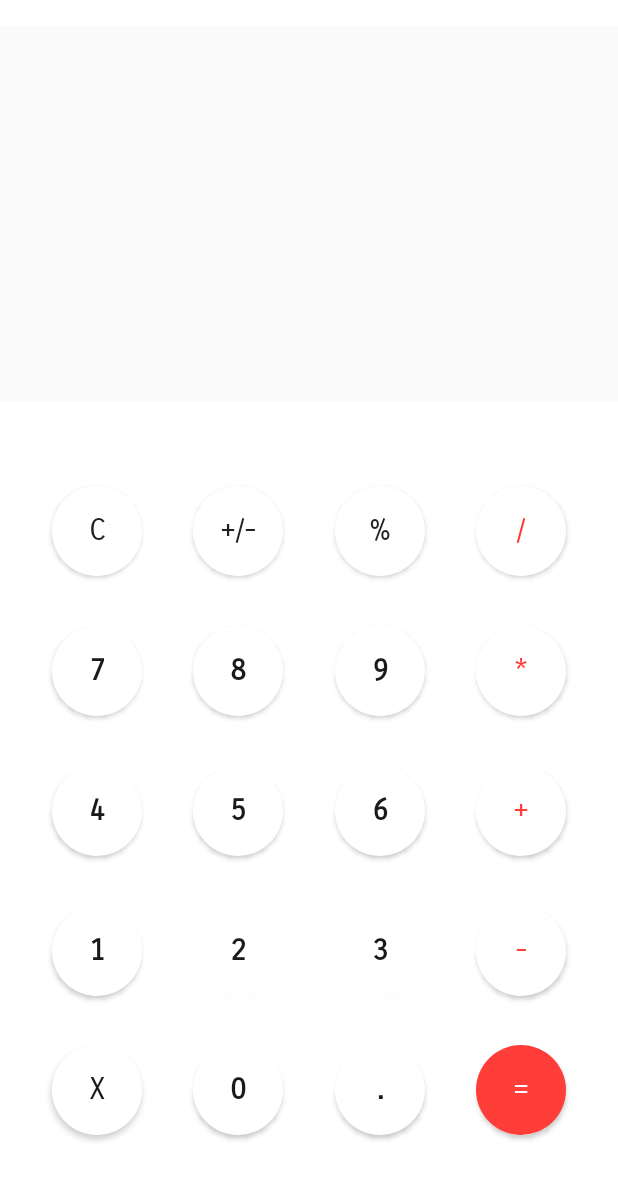
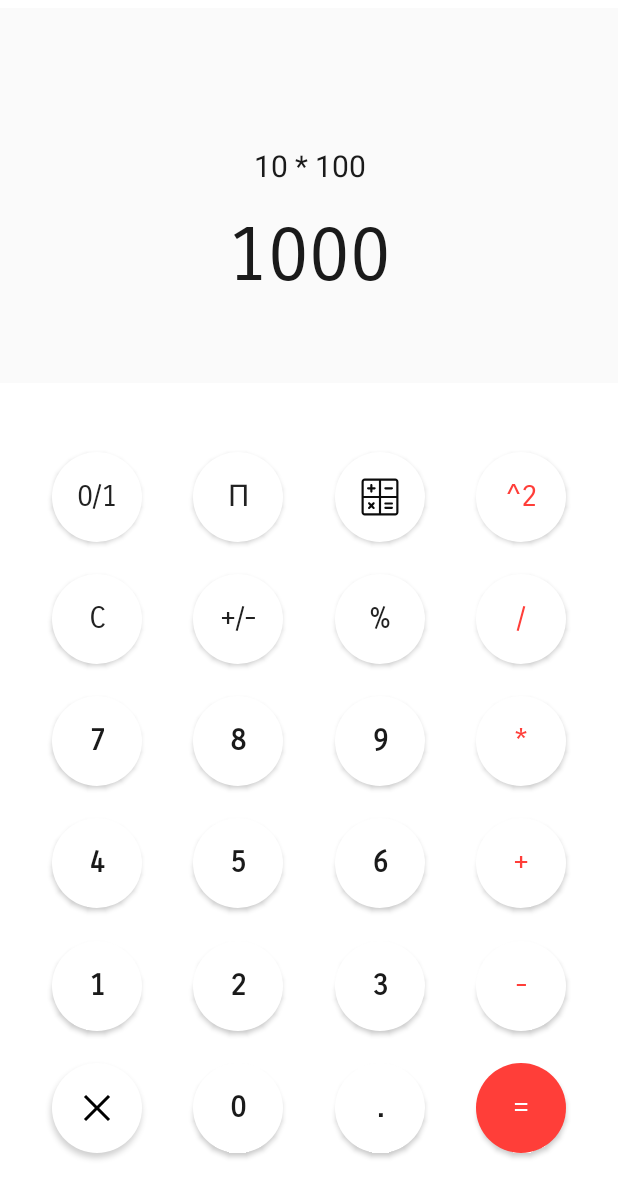
Before and after one commit to Shahad-Kadhim/Calculator-, an Android app: the layout activity_main.xml on its own in the app's theme, with its tools: preview values and no code run, on a phone screen of 412 x 824 dp. Shown: the top 1199 px of the screen. Run offline under Robolectric (Android 15) with nearby library versions, the phone set to English and light mode, and no system bars.

Commit message:
improve design

```diff
--- a/app/src/main/java/com/example/week9/MainActivity.kt
+++ b/app/src/main/java/com/example/week9/MainActivity.kt
@@ -12,13 +12,13 @@ import androidx.core.content.ContextCompat
 import com.example.week9.databinding.ActivityMainBinding
 
 class MainActivity : AppCompatActivity() {
-     var counnter=0
     lateinit var binding: ActivityMainBinding
     override fun onCreate(savedInstanceState: Bundle?) {
         super.onCreate(savedInstanceState)
         binding= ActivityMainBinding.inflate(layoutInflater)
         setContentView(binding.root)
         callback()
+
     }
 
 
--- /dev/null
+++ b/app/src/main/res/drawable/ic_calculator__2_.xml
@@ -0,0 +1,10 @@
+<vector android:alpha="0.95" android:height="512dp"
+    android:viewportHeight="512" android:viewportWidth="512"
+    android:width="512dp" xmlns:android="http://schemas.android.com/apk/res/android">
+    <path android:fillColor="#000000" android:pathData="m342.51,151.04l-173.02,0c-10.173,0 -18.45,8.277 -18.45,18.45l0,173.02c0,10.173 8.277,18.45 18.45,18.45l173.02,0c10.173,0 18.45,-8.277 18.45,-18.45l0,-173.02c0,-10.173 -8.277,-18.45 -18.45,-18.45zM348.66,169.49l0,80.36l-86.51,0l0,-86.51l80.36,0c3.391,0 6.15,2.759 6.15,6.15zM169.49,163.34l80.36,0l0,86.51l-86.51,0l0,-80.36c0,-3.391 2.759,-6.15 6.15,-6.15zM163.34,342.51l0,-80.36l86.51,0l0,86.51l-80.36,0c-3.391,0 -6.15,-2.759 -6.15,-6.15zM342.51,348.66l-80.36,0l0,-86.51l86.51,0l0,80.36c0,3.391 -2.759,6.15 -6.15,6.15z"/>
+    <path android:fillColor="#000000" android:pathData="m188.35,212.95l12.3,0l0,12.3c0,3.396 2.754,6.15 6.15,6.15s6.15,-2.754 6.15,-6.15l0,-12.3l12.3,0c3.396,0 6.15,-2.754 6.15,-6.15s-2.754,-6.15 -6.15,-6.15l-12.3,0l0,-12.3c0,-3.396 -2.754,-6.15 -6.15,-6.15s-6.15,2.754 -6.15,6.15l0,12.3l-12.3,0c-3.396,0 -6.15,2.754 -6.15,6.15s2.754,6.15 6.15,6.15z"/>
+    <path android:fillColor="#000000" android:pathData="m215.497,305.2 l8.697,-8.697c2.402,-2.402 2.402,-6.296 0,-8.697 -2.401,-2.401 -6.296,-2.401 -8.697,0l-8.697,8.697 -8.697,-8.697c-2.401,-2.401 -6.296,-2.401 -8.697,0 -2.402,2.402 -2.402,6.296 0,8.697l8.697,8.697 -8.697,8.697c-2.402,2.402 -2.402,6.296 0,8.697s6.296,2.402 8.697,0l8.697,-8.697 8.697,8.697c2.402,2.402 6.296,2.402 8.697,0s2.402,-6.296 0,-8.697z"/>
+    <path android:fillColor="#000000" android:pathData="m323.65,286.75l-36.9,0c-3.396,0 -6.15,2.754 -6.15,6.15s2.754,6.15 6.15,6.15l36.9,0c3.396,0 6.15,-2.754 6.15,-6.15s-2.754,-6.15 -6.15,-6.15z"/>
+    <path android:fillColor="#000000" android:pathData="m323.65,311.35l-36.9,0c-3.396,0 -6.15,2.754 -6.15,6.15s2.754,6.15 6.15,6.15l36.9,0c3.396,0 6.15,-2.754 6.15,-6.15s-2.754,-6.15 -6.15,-6.15z"/>
+    <path android:fillColor="#000000" android:pathData="m286.75,212.95l36.9,0c3.396,0 6.15,-2.754 6.15,-6.15s-2.754,-6.15 -6.15,-6.15l-36.9,0c-3.396,0 -6.15,2.754 -6.15,6.15s2.754,6.15 6.15,6.15z"/>
+</vector>
--- /dev/null
+++ b/app/src/main/res/drawable/ic_icons8_delete__2_.xml
@@ -0,0 +1,16 @@
+<vector xmlns:android="http://schemas.android.com/apk/res/android"
+    android:width="24dp"
+    android:height="24dp"
+    android:viewportWidth="24"
+    android:viewportHeight="24">
+  <path
+      android:pathData="M12,12.1211C11.9336,12.1211 11.8789,12.0664 11.8789,12C11.8789,11.9336 11.9336,11.8789 12,11.8789C12.0664,11.8789 12.1211,11.9336 12.1211,12C12.1211,12.0664 12.0664,12.1211 12,12.1211ZM12,12.1211"
+      android:fillColor="#CCCCCC"
+      android:fillType="nonZero"
+      android:strokeColor="#00000000"/>
+  <path
+      android:pathData="M9.082,8.5156L8.5156,9.082L11.4336,12L8.5156,14.918L9.082,15.4844L12,12.5664L14.918,15.4844L15.4844,14.918L12.5664,12L15.4844,9.082L14.918,8.5156L12,11.4336ZM9.082,8.5156"
+      android:fillColor="#000000"
+      android:fillType="nonZero"
+      android:strokeColor="#00000000"/>
+</vector>
--- a/app/src/main/res/layout-land/activity_main.xml
+++ /dev/null
@@ -1,92 +0,0 @@
-<?xml version="1.0" encoding="utf-8"?>
-<androidx.constraintlayout.widget.ConstraintLayout xmlns:android="http://schemas.android.com/apk/res/android"
-    xmlns:app="http://schemas.android.com/apk/res-auto"
-    xmlns:tools="http://schemas.android.com/tools"
-    android:layout_width="match_parent"
-    android:layout_height="match_parent"
-    tools:context=".MainActivity">
-
-    <View
-        android:id="@+id/view"
-        android:layout_width="match_parent"
-        android:layout_height="150dp"
-        android:background="#fafafa"
-        app:layout_constraintEnd_toEndOf="parent"
-        app:layout_constraintStart_toStartOf="parent"
-        app:layout_constraintTop_toTopOf="parent" />
-<TextView
-    android:id="@+id/equation"
-    android:layout_width="wrap_content"
-    android:layout_height="wrap_content"
-    app:layout_constraintTop_toTopOf="@id/view"
-    app:layout_constraintBottom_toTopOf="@+id/result"
-    app:layout_constraintStart_toStartOf="@id/result"
-    app:layout_constraintEnd_toEndOf="@id/result"
-    android:text="94*5"
-    app:layout_constraintVertical_chainStyle="packed"
-    android:textColor="#1a1a1a"
-    android:textSize="20sp" />
-    <TextView
-        android:id="@+id/result"
-        android:layout_width="250dp"
-        android:layout_height="wrap_content"
-        android:fontFamily="sans-serif-smallcaps"
-        android:gravity="center"
-        android:padding="16dp"
-        android:text="3012"
-        android:textColor="#1a1a1a"
-        android:textSize="50sp"
-        app:layout_constraintBottom_toBottomOf="@+id/view"
-        app:layout_constraintEnd_toEndOf="@+id/view"
-        app:layout_constraintStart_toStartOf="@+id/view"
-        app:layout_constraintTop_toBottomOf="@id/equation" />
-    <androidx.appcompat.widget.AppCompatButton
-        android:id="@+id/clear"
-        android:layout_width="60dp"
-        android:layout_height="60dp"
-        android:background="@drawable/circle"
-        android:layout_marginTop="40dp"
-        app:layout_constraintTop_toBottomOf="@id/view"
-        app:layout_constraintStart_toStartOf="parent"
-        android:textSize="20sp"
-        app:layout_constraintEnd_toStartOf="@id/mul_minus"
-        android:fontFamily="sans-serif-smallcaps"
-        android:textColor="#1a1a1a"
-        android:text="C"/>
-    <androidx.appcompat.widget.AppCompatButton
-        android:id="@+id/mul_minus"
-        android:layout_width="60dp"
-        android:layout_height="60dp"
-        android:background="@drawable/circle"
-        app:layout_constraintTop_toBottomOf="@id/view"
-        app:layout_constraintStart_toEndOf="@id/clear"
-        android:textSize="20sp"
-        app:layout_constraintEnd_toStartOf="@id/percent"
-        android:fontFamily="sans-serif-smallcaps"
-        android:textColor="#1a1a1a"
-        android:text="+/-"/>
-    <androidx.appcompat.widget.AppCompatButton
-        android:id="@+id/percent"
-        android:layout_width="60dp"
-        android:layout_height="60dp"
-        android:background="@drawable/circle"
-        app:layout_constraintTop_toBottomOf="@id/view"
-        app:layout_constraintEnd_toStartOf="@id/div"
-        app:layout_constraintStart_toEndOf="@id/mul_minus"
-        android:textSize="20sp"
-        android:fontFamily="sans-serif-smallcaps"
-        android:textColor="#1a1a1a"
-        android:text="C"/>
-    <androidx.appcompat.widget.AppCompatButton
-        android:id="@+id/div"
-        android:layout_width="60dp"
-        android:layout_height="60dp"
-        android:background="@drawable/circle"
-        app:layout_constraintTop_toBottomOf="@id/view"
-        app:layout_constraintStart_toEndOf="@id/percent"
-        android:textSize="20sp"
-        app:layout_constraintEnd_toEndOf="parent"
-        android:fontFamily="sans-serif-smallcaps"
-        android:textColor="#1a1a1a"
-        android:text="/"/>
-</androidx.constraintlayout.widget.ConstraintLayout>
--- a/app/src/main/res/layout/activity_main.xml
+++ b/app/src/main/res/layout/activity_main.xml
@@ -10,7 +10,7 @@
         android:layout_width="match_parent"
         android:layout_height="250dp"
         android:background="#fafafa"
-        app:layout_constraintBottom_toTopOf="@id/clear"
+        app:layout_constraintBottom_toTopOf="@id/binary"
         app:layout_constraintEnd_toEndOf="parent"
         app:layout_constraintStart_toStartOf="parent"
         app:layout_constraintTop_toTopOf="parent" />
@@ -22,7 +22,7 @@
         app:layout_constraintBottom_toTopOf="@+id/result"
         app:layout_constraintStart_toStartOf="@id/result"
         app:layout_constraintEnd_toEndOf="@id/result"
-    android:text=""
+        android:text="10 * 100"
         app:layout_constraintVertical_bias="0.7"
         app:layout_constraintVertical_chainStyle="packed"
         android:textColor="#1a1a1a"
@@ -34,7 +34,7 @@
         android:fontFamily="sans-serif-smallcaps"
         android:gravity="center"
         android:padding="16dp"
-        android:text=""
+        android:text="1000"
         android:textColor="#1a1a1a"
         android:textSize="50sp"
         app:layout_constraintBottom_toBottomOf="@+id/view"
@@ -42,42 +42,80 @@
         app:layout_constraintStart_toStartOf="@+id/view"
         app:layout_constraintTop_toBottomOf="@id/equation" />
     <androidx.appcompat.widget.AppCompatButton
-        android:id="@+id/clear"
+        android:id="@+id/binary"
         style="@style/Button"
         android:layout_marginTop="40dp"
         app:layout_constraintTop_toBottomOf="@id/view"
+        app:layout_constraintBottom_toTopOf="@id/clear"
+        app:layout_constraintStart_toStartOf="parent"
+        app:layout_constraintEnd_toStartOf="@id/pi"
+        android:text="0/1"/>
+
+    <androidx.appcompat.widget.AppCompatButton
+        android:id="@+id/pi"
+        style="@style/Button"
+        android:text="π"
+        app:layout_constraintBottom_toTopOf="@id/mul_minus"
+        app:layout_constraintEnd_toStartOf="@id/science"
+        app:layout_constraintStart_toEndOf="@id/binary"
+        android:layout_marginTop="40dp"
+        app:layout_constraintTop_toBottomOf="@id/view" />
+
+    <androidx.appcompat.widget.AppCompatButton
+        android:id="@+id/science"
+        style="@style/Button"
+        app:layout_constraintBottom_toTopOf="@id/percent"
+        android:layout_marginTop="40dp"
+        android:foreground="@drawable/ic_calculator__2_"
+        app:layout_constraintTop_toBottomOf="@id/view"
+        app:layout_constraintEnd_toStartOf="@id/div"
+        app:layout_constraintStart_toEndOf="@id/pi" />
+    <androidx.appcompat.widget.AppCompatButton
+        android:id="@+id/square"
+        style="@style/Button.operation"
+        app:layout_constraintBottom_toTopOf="@id/div"
+        android:layout_marginTop="40dp"
+        app:layout_constraintTop_toBottomOf="@id/view"
+        app:layout_constraintStart_toEndOf="@id/science"
+        app:layout_constraintEnd_toEndOf="parent"
+        android:text="^2"/>
+    <androidx.appcompat.widget.AppCompatButton
+        android:id="@+id/clear"
+        style="@style/Button"
+        android:layout_marginTop="16dp"
+        app:layout_constraintTop_toBottomOf="@id/binary"
         app:layout_constraintBottom_toTopOf="@id/digit_seven"
-        app:layout_constraintStart_toStartOf="parent"
-        app:layout_constraintEnd_toStartOf="@id/mul_minus"
+        app:layout_constraintStart_toStartOf="@id/binary"
+        app:layout_constraintEnd_toEndOf="@id/binary"
         android:text="C"/>
 
     <androidx.appcompat.widget.AppCompatButton
         android:id="@+id/mul_minus"
         style="@style/Button"
+        android:layout_marginTop="16dp"
         android:text="+/-"
         app:layout_constraintBottom_toTopOf="@id/digit_eight"
-        app:layout_constraintEnd_toStartOf="@id/percent"
-        app:layout_constraintStart_toEndOf="@id/clear"
-        android:layout_marginTop="40dp"
-        app:layout_constraintTop_toBottomOf="@id/view" />
+app:layout_constraintStart_toStartOf="@+id/pi"
+        app:layout_constraintEnd_toEndOf="@id/pi"
+        app:layout_constraintTop_toBottomOf="@id/pi" />
 
     <androidx.appcompat.widget.AppCompatButton
         android:id="@+id/percent"
         style="@style/Button"
+        android:layout_marginTop="16dp"
         app:layout_constraintBottom_toTopOf="@id/digit_nine"
-        android:layout_marginTop="40dp"
-        app:layout_constraintTop_toBottomOf="@id/view"
-        app:layout_constraintEnd_toStartOf="@id/div"
-        app:layout_constraintStart_toEndOf="@id/mul_minus"
+        app:layout_constraintTop_toBottomOf="@id/science"
+        app:layout_constraintStart_toStartOf="@id/science"
+        app:layout_constraintEnd_toEndOf="@id/science"
         android:text="%"/>
     <androidx.appcompat.widget.AppCompatButton
         android:id="@+id/div"
         style="@style/Button.operation"
+        android:layout_marginTop="16dp"
         app:layout_constraintBottom_toTopOf="@id/mul"
-        android:layout_marginTop="40dp"
-        app:layout_constraintTop_toBottomOf="@id/view"
-        app:layout_constraintStart_toEndOf="@id/percent"
-        app:layout_constraintEnd_toEndOf="parent"
+        app:layout_constraintTop_toBottomOf="@id/square"
+        app:layout_constraintStart_toStartOf="@id/square"
+        app:layout_constraintEnd_toEndOf="@id/square"
         android:text="/"/>
     <androidx.appcompat.widget.AppCompatButton
         android:id="@+id/digit_four"
@@ -181,8 +219,7 @@
     <androidx.appcompat.widget.AppCompatButton
         android:id="@+id/digit_delete"
         style="@style/Button.digit"
-        android:text="x"
-        android:textStyle="normal"
+        android:foreground="@drawable/ic_icons8_delete__2_"
         android:layout_marginBottom="50dp"
         app:layout_constraintBottom_toBottomOf="parent"
         app:layout_constraintTop_toBottomOf="@id/digit_one"
```
Lines whose indentation alone changed are shown as unchanged.
